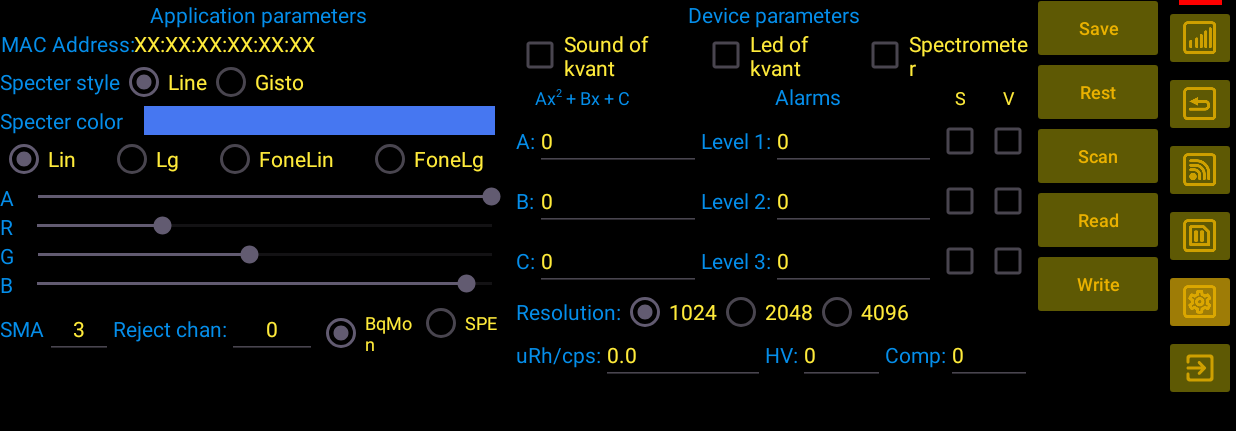
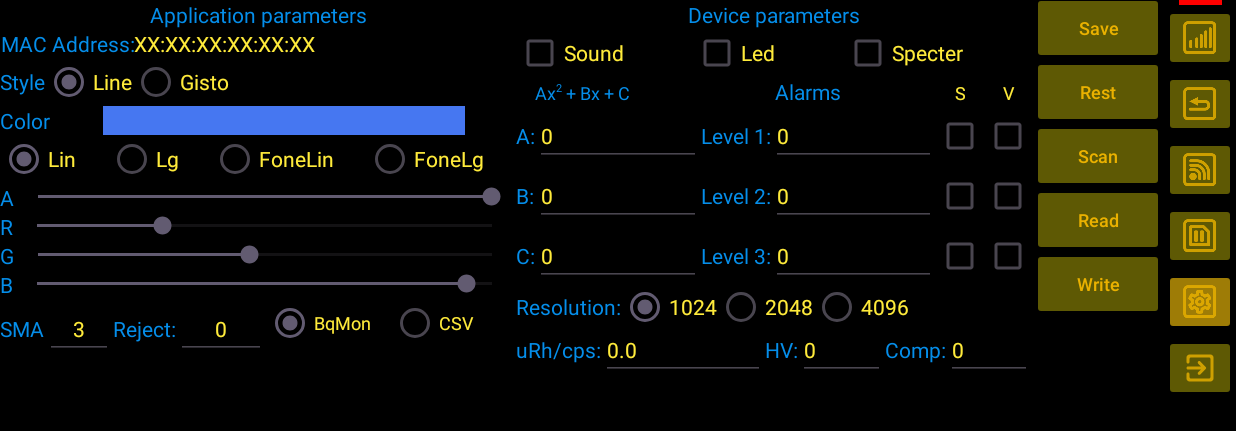
Before and after one commit to Maniak003/BluZ, an Android app: the screen it shows after launch (MainActivity), on a phone screen of 824 x 412 dp (held sideways). Shown: the top 431 px of the screen. Run offline under Robolectric (Android 15) with nearby library versions, the light colour scheme and no system bars.

Commit message:
изменено:      Android/BluZ_LPM/.idea/other.xml 	изменено:      Android/BluZ_LPM/app/src/main/java/ru/starline/bluz/BluetoothInterface.kt 	изменено:      Android/BluZ_LPM/app/src/main/res/layout/setup_layout.xml 	изменено:      Android/BluZ_LPM/app/src/main/res/values/strings.xml 	изменено:      stm32cubeide/BluZ_LPM/Core/Src/main.c 	изменено:      stm32cubeide/BluZ_LPM/Release/BluZ_LPM.elf 	изменено:      stm32cubeide/BluZ_LPM/Release/BluZ_LPM.list 	изменено:      stm32cubeide/BluZ_LPM/Release/BluZ_LPM.map 	изменено:      stm32cubeide/BluZ_LPM/Release/STM32_WPAN/App/bluz_app.cyclo 	изменено:      stm32cubeide/BluZ_LPM/Release/STM32_WPAN/App/bluz_app.o 	изменено:      stm32cubeide/BluZ_LPM/Release/STM32_WPAN/App/bluz_app.su 	изменено:      stm32cubeide/BluZ_LPM/STM32_WPAN/App/bluz_app.c

```diff
--- a/Android/BluZ_LPM/app/src/main/res/layout/setup_layout.xml
+++ b/Android/BluZ_LPM/app/src/main/res/layout/setup_layout.xml
@@ -348,7 +348,7 @@
                             android:layout_height="wrap_content"
                             android:layout_weight="1"
                             android:checked="true"
-                            android:text="BqMon"
+                            android:text="@string/textType1"
                             android:textColor="@color/editTextColor"
                             android:textSize="12sp" />
 
@@ -357,7 +357,7 @@
                             android:layout_width="match_parent"
                             android:layout_height="wrap_content"
                             android:layout_weight="1"
-                            android:text="SPE"
+                            android:text="@string/textType2"
                             android:textColor="@color/editTextColor"
                             android:textSize="12sp" />
                     </RadioGroup>
--- a/Android/BluZ_LPM/app/src/main/res/values/strings.xml
+++ b/Android/BluZ_LPM/app/src/main/res/values/strings.xml
@@ -19,8 +19,8 @@
     <string name="labelMAC">MAC Address:</string>
     <string name="labelAPP">Application parameters</string>
     <string name="labelDEVICE">Device parameters</string>
-    <string name="labelSpecterType">Specter style</string>
-    <string name="specterLinColor">Specter color</string>
+    <string name="labelSpecterType">Style</string>
+    <string name="specterLinColor">Color</string>
     <string name="RBLine">Lin</string>
     <string name="RBLog">Lg</string>
     <string name="RBFoneLin">FoneLin</string>
@@ -29,10 +29,10 @@
     <string name="RColor">R</string>
     <string name="GColor">G</string>
     <string name="BColor">B</string>
-    <string name="soundKvant">Sound of kvant</string>
-    <string name="ledKvant">Led of kvant</string>
+    <string name="soundKvant">Sound</string>
+    <string name="ledKvant">Led</string>
     <string name="ledMarker">Marker</string>
-    <string name="autoStart">Spectrometer</string>
+    <string name="autoStart">Specter</string>
     <string name="readFromDevice">Read</string>
     <string name="writeToDevice">Write</string>
     <string name="textLevel_1">Level 1:</string>
@@ -49,10 +49,10 @@
     <string name="textPolinomC">C:</string>
     <string name="textSMA">SMA</string>
     <string name="textType1">BqMon</string>
-    <string name="textType2">txt</string>
+    <string name="textType2">CSV</string>
     <string name="textHVoltage">HV:</string>
     <string name="textComparator">Comp:</string>
-    <string name="textRejectChann">Reject chan:</string>
+    <string name="textRejectChann">Reject:</string>
     <string name="textCPS2RH">uRh/cps:</string>
     <string name="textTmp1">Total:0000000(100.00%) AvgCPS:000000.00</string>
     <string name="textTmp2">00 C 0.00v Time:00:00:00:00</string>
```
Also changed, not shown: Android/BluZ_LPM/app/src/main/java/ru/starline/bluz/BluetoothInterface.kt (+0 -7 lines), 8 other files.
